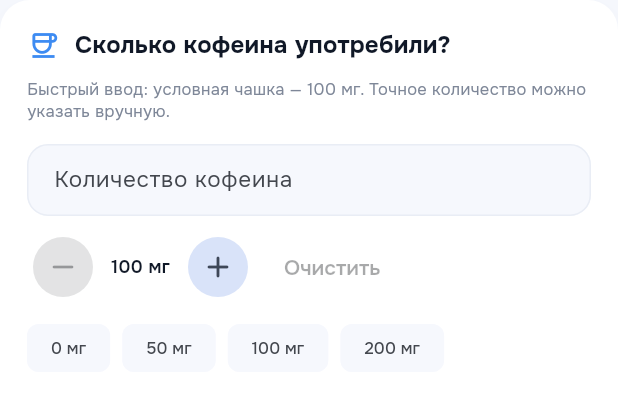
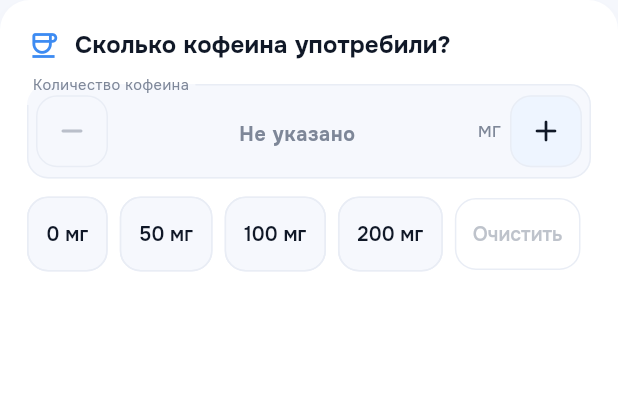
Before and after one commit to beverlygr1/headache-tracker, a Flutter app: the CaffeineTrackerCard widget shown alone on an empty page, opened directly with empty values, on a phone screen of 412 x 824 dp. Shown: the top 393 px of the screen. Run offline on Flutter 3.47's test engine with Material 3 defaults, Android fonts, the phone set to English and light mode, and no system bars; our stand-ins replace dio, flutter_local_notifications, flutter_secure_storage, flutter_timezone, image_picker, printing and 1 more; accounts and stored records are empty.

Commit message:
Refactor daily entry page layout and functionality
Refactor daily entry page to improve layout and functionality, including the addition of horizontal rating strip and removal of redundant choice chips.

```diff
--- a/mobile/lib/features/diary/presentation/daily_entry_page.dart
+++ b/mobile/lib/features/diary/presentation/daily_entry_page.dart
@@ -201,12 +201,10 @@ class _DailyEntryPageState extends State<DailyEntryPage>
                                 spacing: 8,
                                 runSpacing: 8,
                                 children: [
-                                  ChoiceChip(
+                                  _diaryChoiceChip(
                                     key: const ValueKey('headache-yes'),
                                     label: const Text('Да, была'),
                                     selected: _headachePresent == true,
-                                    showCheckmark: false,
-                                    selectedColor: AppColors.blueSoft,
                                     onSelected: _saving
                                         ? null
                                         : (selected) => draftChange(
@@ -214,12 +212,10 @@ class _DailyEntryPageState extends State<DailyEntryPage>
                                                   selected ? true : null,
                                             ),
                                   ),
-                                  ChoiceChip(
+                                  _diaryChoiceChip(
                                     key: const ValueKey('headache-no'),
                                     label: const Text('Нет, не было'),
                                     selected: _headachePresent == false,
-                                    showCheckmark: false,
-                                    selectedColor: AppColors.mint,
                                     onSelected: _saving
                                         ? null
                                         : (selected) => draftChange(
@@ -285,6 +281,7 @@ class _DailyEntryPageState extends State<DailyEntryPage>
                           value: _sleepQuality,
                           enabled: !_saving,
                           keyPrefix: 'sleep-quality',
+                          horizontal: true,
                           onChanged: (value) =>
                               draftChange(() => _sleepQuality = value),
                         ),
@@ -408,6 +405,7 @@ class _RatingCard extends StatelessWidget {
     required this.enabled,
     required this.keyPrefix,
     required this.onChanged,
+    this.horizontal = false,
   });
 
   final String title;
@@ -417,6 +415,17 @@ class _RatingCard extends StatelessWidget {
   final bool enabled;
   final String keyPrefix;
   final ValueChanged<int?> onChanged;
+  final bool horizontal;
+
+  Widget _choice(int level) => _diaryChoiceChip(
+        key: ValueKey('$keyPrefix-$level'),
+        label: Text('$level'),
+        compact: true,
+        selected: value == level,
+        onSelected:
+            enabled ? (selected) => onChanged(selected ? level : null) : null,
+        tooltip: '$title: $level из 10',
+      );
 
   @override
   Widget build(BuildContext context) => AppCard(
@@ -430,28 +439,159 @@ class _RatingCard extends StatelessWidget {
               style: const TextStyle(color: AppColors.muted, fontSize: 12),
             ),
             const SizedBox(height: 12),
-            Wrap(
+            if (horizontal)
+              _HorizontalRatingStrip(
+                value: value,
+                keyPrefix: keyPrefix,
+                children: [
+                  for (var level = 1; level <= 10; level++) ...[
+                    if (level > 1) const SizedBox(width: 8),
+                    SizedBox(width: 48, child: _choice(level)),
+                  ],
+                ],
+              )
+            else
+              LayoutBuilder(
+                builder: (context, constraints) {
+                  final columns =
+                      ((constraints.maxWidth + 8) / 56).floor().clamp(1, 5);
+                  final width =
+                      (constraints.maxWidth - (columns - 1) * 8) / columns;
+                  return Wrap(
                     spacing: 8,
                     runSpacing: 8,
                     children: [
                       for (var level = 1; level <= 10; level++)
-                  ChoiceChip(
-                    key: ValueKey('$keyPrefix-$level'),
-                    label: Text('$level'),
-                    selected: value == level,
-                    showCheckmark: false,
-                    selectedColor: AppColors.blueSoft,
-                    onSelected: enabled
-                        ? (selected) => onChanged(selected ? level : null)
-                        : null,
-                    tooltip: '$title: $level из 10',
+                        SizedBox(
+                          width: width,
+                          child: _choice(level),
                         ),
                     ],
+                  );
+                },
               ),
           ],
         ),
       );
 }
+
+class _HorizontalRatingStrip extends StatefulWidget {
+  const _HorizontalRatingStrip({
+    required this.value,
+    required this.keyPrefix,
+    required this.children,
+  });
+
+  final int? value;
+  final String keyPrefix;
+  final List<Widget> children;
+
+  @override
+  State<_HorizontalRatingStrip> createState() => _HorizontalRatingStripState();
+}
+
+class _HorizontalRatingStripState extends State<_HorizontalRatingStrip> {
+  final _controller = ScrollController();
+
+  @override
+  void initState() {
+    super.initState();
+    _revealSelection();
+  }
+
+  @override
+  void didUpdateWidget(covariant _HorizontalRatingStrip oldWidget) {
+    super.didUpdateWidget(oldWidget);
+    if (oldWidget.value != widget.value) _revealSelection();
+  }
+
+  void _revealSelection() {
+    WidgetsBinding.instance.addPostFrameCallback((_) {
+      if (!mounted || !_controller.hasClients || widget.value == null) return;
+      final position = _controller.position;
+      final start = (widget.value! - 1) * 56.0;
+      final end = start + 48;
+      final offset = start < position.pixels
+          ? start
+          : end > position.pixels + position.viewportDimension
+              ? end - position.viewportDimension
+              : position.pixels;
+      final target = offset.clamp(0.0, position.maxScrollExtent);
+      if (target != position.pixels) _controller.jumpTo(target);
+    });
+  }
+
+  @override
+  void dispose() {
+    _controller.dispose();
+    super.dispose();
+  }
+
+  @override
+  Widget build(BuildContext context) => ScrollConfiguration(
+        behavior: ScrollConfiguration.of(context).copyWith(scrollbars: false),
+        child: ScrollbarTheme(
+          data: ScrollbarThemeData(
+            thumbColor:
+                WidgetStatePropertyAll(AppColors.muted.withValues(alpha: .4)),
+          ),
+          child: Scrollbar(
+            controller: _controller,
+            thumbVisibility: true,
+            thickness: 3,
+            radius: const Radius.circular(3),
+            child: SingleChildScrollView(
+              key: ValueKey('${widget.keyPrefix}-scroll'),
+              controller: _controller,
+              scrollDirection: Axis.horizontal,
+              padding: const EdgeInsets.only(bottom: 12),
+              child: Row(children: widget.children),
+            ),
+          ),
+        ),
+      );
+}
+
+ChoiceChip _diaryChoiceChip({
+  required Key key,
+  required Widget label,
+  required bool selected,
+  required ValueChanged<bool>? onSelected,
+  bool compact = false,
+  String? tooltip,
+}) =>
+    ChoiceChip(
+      key: key,
+      label: ConstrainedBox(
+        constraints: const BoxConstraints(minHeight: 44),
+        child: Center(widthFactor: compact ? null : 1, child: label),
+      ),
+      selected: selected,
+      onSelected: onSelected,
+      tooltip: tooltip,
+      showCheckmark: false,
+      backgroundColor: AppColors.background,
+      selectedColor: AppColors.bluePale,
+      disabledColor: AppColors.background,
+      side: WidgetStateBorderSide.resolveWith((states) => BorderSide(
+            color: !states.contains(WidgetState.disabled) &&
+                    (selected || states.contains(WidgetState.focused))
+                ? AppColors.blue
+                : AppColors.line,
+            width: states.contains(WidgetState.focused) ? 2 : 1,
+          )),
+      shape: RoundedRectangleBorder(borderRadius: BorderRadius.circular(14)),
+      padding: const EdgeInsets.symmetric(vertical: 2),
+      labelPadding: EdgeInsets.symmetric(horizontal: compact ? 0 : 12),
+      labelStyle: TextStyle(
+        fontFamily: 'Onest',
+        fontSize: 13,
+        fontWeight: FontWeight.w600,
+        color: onSelected == null ? AppColors.muted : AppColors.ink,
+      ),
+      materialTapTargetSize: MaterialTapTargetSize.padded,
+      visualDensity: VisualDensity.standard,
+    );
 
 class WaterTrackerCard extends StatelessWidget {
   const WaterTrackerCard(
@@ -462,7 +602,6 @@ class WaterTrackerCard extends StatelessWidget {
   Widget build(BuildContext context) => _QuantityTrackerCard(
       title: 'Сколько воды выпили?',
       label: 'Количество воды',
-      hint: 'Для быстрого ввода: один стакан — 250 мл.',
       prefix: 'water',
       icon: Icons.water_drop_outlined,
       unit: 'мл',
@@ -481,8 +620,6 @@ class CaffeineTrackerCard extends StatelessWidget {
   Widget build(BuildContext context) => _QuantityTrackerCard(
       title: 'Сколько кофеина употребили?',
       label: 'Количество кофеина',
-      hint:
-          'Быстрый ввод: условная чашка — 100 мг. Точное количество можно указать вручную.',
       prefix: 'caffeine',
       icon: Icons.coffee_outlined,
       unit: 'мг',
@@ -496,7 +633,6 @@ class _QuantityTrackerCard extends StatelessWidget {
   const _QuantityTrackerCard(
       {required this.title,
       required this.label,
-      required this.hint,
       required this.prefix,
       required this.icon,
       required this.unit,
@@ -504,7 +640,7 @@ class _QuantityTrackerCard extends StatelessWidget {
       required this.presets,
       required this.controller,
       required this.enabled});
-  final String title, label, hint, prefix, unit;
+  final String title, label, prefix, unit;
   final IconData icon;
   final int step;
   final List<int> presets;
@@ -526,24 +662,73 @@ class _QuantityTrackerCard extends StatelessWidget {
         final current = int.tryParse(text.text.trim());
         final valid = text.text.trim().isEmpty ||
             current != null && current >= 0 && current <= _max;
+        final stepButtonStyle = IconButton.styleFrom(
+          fixedSize: const Size.square(48),
+          foregroundColor: AppColors.ink,
+          backgroundColor: AppColors.bluePale,
+          disabledForegroundColor: AppColors.muted.withValues(alpha: .5),
+          disabledBackgroundColor: AppColors.background,
+          side: const BorderSide(color: AppColors.line),
+          shape:
+              RoundedRectangleBorder(borderRadius: BorderRadius.circular(14)),
+        );
         return AppCard(
             child:
                 Column(crossAxisAlignment: CrossAxisAlignment.start, children: [
           _FieldTitle(icon: icon, title: title),
-          const SizedBox(height: 10),
-          Text(hint,
-              style: const TextStyle(color: AppColors.muted, fontSize: 11)),
           const SizedBox(height: 14),
           TextFormField(
             key: ValueKey('$prefix-field'),
             controller: controller,
             enabled: enabled,
+            textAlign: TextAlign.center,
+            style: const TextStyle(fontSize: 20, fontWeight: FontWeight.w700),
             keyboardType: TextInputType.number,
             textInputAction: TextInputAction.done,
             onFieldSubmitted: (_) =>
                 FocusManager.instance.primaryFocus?.unfocus(),
             decoration: InputDecoration(
-                labelText: label, suffixText: unit, hintText: 'Не указано'),
+              labelText: label,
+              floatingLabelBehavior: FloatingLabelBehavior.always,
+              hintText: 'Не указано',
+              hintStyle: const TextStyle(fontSize: 13, color: AppColors.muted),
+              floatingLabelStyle:
+                  const TextStyle(color: AppColors.muted, fontSize: 13),
+              contentPadding: const EdgeInsets.symmetric(vertical: 18),
+              prefixIcon: Padding(
+                padding: const EdgeInsets.all(6),
+                child: IconButton(
+                  key: ValueKey('$prefix-decrease'),
+                  tooltip: 'Уменьшить на $step $unit',
+                  style: stepButtonStyle,
+                  onPressed: enabled && valid && (current ?? 0) > 0
+                      ? () => _set(((current ?? 0) - step).clamp(0, _max))
+                      : null,
+                  icon: const Icon(Icons.remove_rounded),
+                ),
+              ),
+              suffixIcon: Row(
+                mainAxisSize: MainAxisSize.min,
+                children: [
+                  Text(unit,
+                      style: const TextStyle(
+                          color: AppColors.muted, fontSize: 13)),
+                  Padding(
+                    padding: const EdgeInsets.all(6),
+                    child: IconButton(
+                      key: ValueKey('$prefix-increase'),
+                      tooltip: 'Добавить $step $unit',
+                      style: stepButtonStyle,
+                      onPressed:
+                          enabled && valid && (current ?? 0) <= _max - step
+                              ? () => _set((current ?? 0) + step)
+                              : null,
+                      icon: const Icon(Icons.add_rounded),
+                    ),
+                  ),
+                ],
+              ),
+            ),
             validator: (text) {
               if (text == null || text.trim().isEmpty) return null;
               final number = int.tryParse(text.trim());
@@ -552,50 +737,38 @@ class _QuantityTrackerCard extends StatelessWidget {
                   : null;
             },
           ),
-          const SizedBox(height: 10),
+          const SizedBox(height: 12),
           Wrap(
               spacing: 8,
               runSpacing: 8,
               crossAxisAlignment: WrapCrossAlignment.center,
               children: [
-                IconButton.filledTonal(
-                    key: ValueKey('$prefix-decrease'),
-                    tooltip: 'Уменьшить на $step $unit',
-                    onPressed: enabled && valid && (current ?? 0) > 0
-                        ? () => _set(((current ?? 0) - step).clamp(0, _max))
-                        : null,
-                    icon: const Icon(Icons.remove_rounded)),
-                Text('$step $unit',
-                    style: const TextStyle(
-                        fontSize: 12, fontWeight: FontWeight.w600)),
-                IconButton.filledTonal(
-                    key: ValueKey('$prefix-increase'),
-                    tooltip: 'Добавить $step $unit',
-                    onPressed: enabled && valid && (current ?? 0) <= _max - step
-                        ? () => _set((current ?? 0) + step)
-                        : null,
-                    icon: const Icon(Icons.add_rounded)),
-                TextButton(
-                    key: ValueKey('clear-$prefix'),
-                    onPressed: enabled && text.text.isNotEmpty
-                        ? controller.clear
-                        : null,
-                    child: const Text('Очистить')),
-              ]),
-          const SizedBox(height: 6),
-          Wrap(spacing: 8, runSpacing: 6, children: [
                 for (final preset in presets)
-              ChoiceChip(
+                  _diaryChoiceChip(
                       key: ValueKey('$prefix-preset-$preset'),
                       label: Text('$preset $unit'),
                       selected: current == preset,
-                  onSelected: enabled ? (_) => _set(preset) : null,
-                  selectedColor: AppColors.blueSoft,
-                  showCheckmark: false,
-                  labelStyle:
-                      const TextStyle(fontFamily: 'Onest', fontSize: 11),
-                  side: BorderSide.none,
-                  backgroundColor: AppColors.background),
+                      onSelected: enabled ? (_) => _set(preset) : null),
+                TextButton(
+                  key: ValueKey('clear-$prefix'),
+                  onPressed:
+                      enabled && text.text.isNotEmpty ? controller.clear : null,
+                  style: TextButton.styleFrom(
+                    minimumSize: const Size(48, 48),
+                    foregroundColor: AppColors.ink,
+                    disabledForegroundColor:
+                        AppColors.muted.withValues(alpha: .5),
+                    padding: const EdgeInsets.symmetric(horizontal: 12),
+                    textStyle: const TextStyle(
+                        fontFamily: 'Onest',
+                        fontSize: 13,
+                        fontWeight: FontWeight.w600),
+                    shape: RoundedRectangleBorder(
+                        borderRadius: BorderRadius.circular(14)),
+                    side: const BorderSide(color: AppColors.line),
+                  ),
+                  child: const Text('Очистить'),
+                ),
               ]),
         ]));
       });
```
Lines whose indentation alone changed are shown as unchanged.
